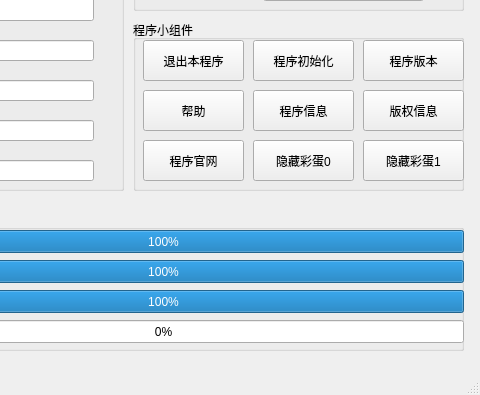
First picture: the form in Qt/mainwindow.ui, repository lry-123456789/NUCLEIC-ACID-detection-management-system, before the edit; both pictures show x 217 to 697 and y 290 to 685 of the 697 by 685 pixel window.
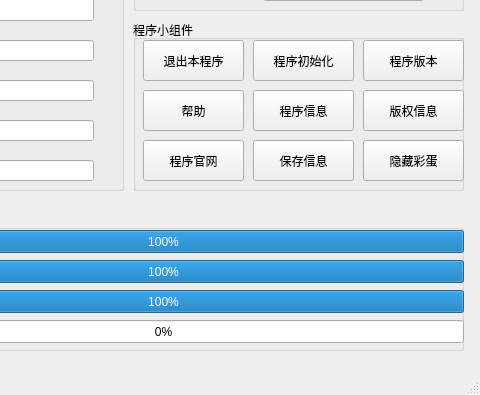
Second picture: the form after the edit.

What changed in the file:
```diff
--- a/Qt/mainwindow.ui
+++ b/Qt/mainwindow.ui
@@ -616,7 +616,7 @@
       </rect>
      </property>
      <property name="text">
-      <string>隐藏彩蛋0</string>
+      <string>保存信息</string>
      </property>
     </widget>
     <widget class="QPushButton" name="pushButton_9">
@@ -629,7 +629,7 @@
       </rect>
      </property>
      <property name="text">
-      <string>隐藏彩蛋1</string>
+      <string>隐藏彩蛋</string>
      </property>
     </widget>
     <widget class="QPushButton" name="pushButton_10">
```
